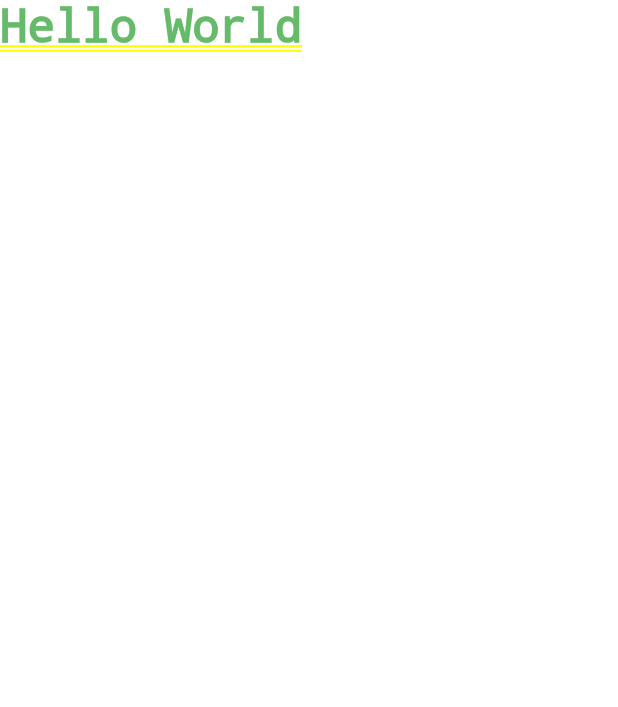
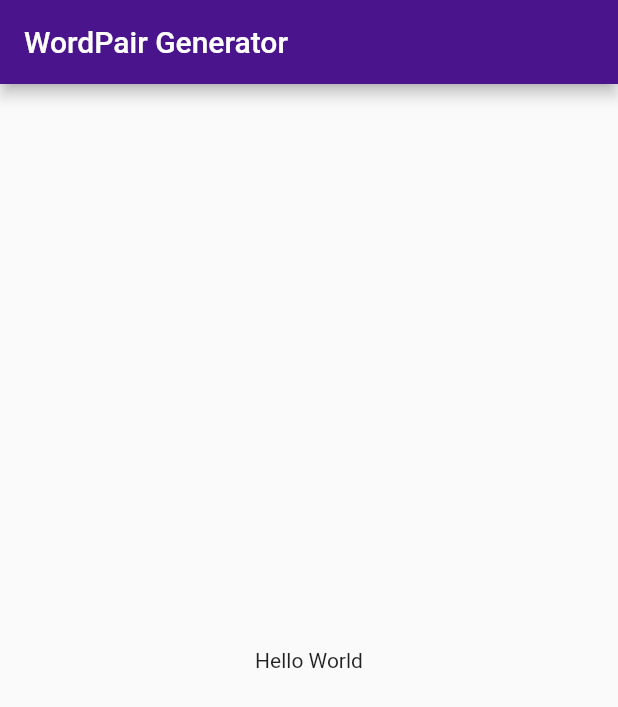
Before and after one commit to brokolidev/flutter_wordpair_generator, a Flutter app: the screen it shows after launch, on a phone screen of 412 x 824 dp. Shown: the top 707 px of the screen. Run offline on Flutter 3.47's test engine with Material 2 defaults, Android fonts, the phone set to English and light mode, and no system bars.

Commit message:
change appbar color and add some body text

```diff
--- a/lib/main.dart
+++ b/lib/main.dart
@@ -4,12 +4,12 @@ void main() => runApp(MyApp());
 
 class MyApp extends StatelessWidget {
   @override
-  Widget build(BuildContext) {
+  Widget build(BuildContext context) {
     return MaterialApp(
-      home: Text('Hello World', style: TextStyle(
-        fontSize: 30.5,
-        color: Colors.green[400]
-      ))
-    );
+      theme: ThemeData(primaryColor: Colors.purple[900]),
+      home: Scaffold(
+        appBar: AppBar(title: Text('WordPair Generator')),
+        body: Center(child: Text('Hello World'),),
+    ));
   }
 }
```
